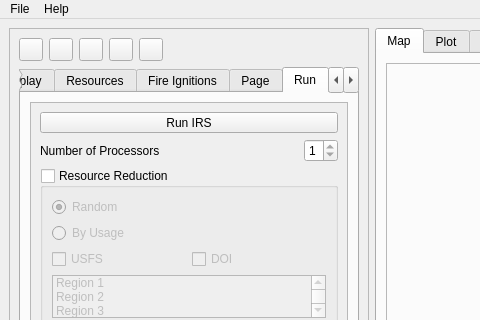
Before: the Qt Designer form irs/src/gui/omffr_gui.ui in firelab/wfips, drawn with Qt 5; both pictures show x 0 to 480 and y 0 to 320 of the 1070 by 833 pixel window.
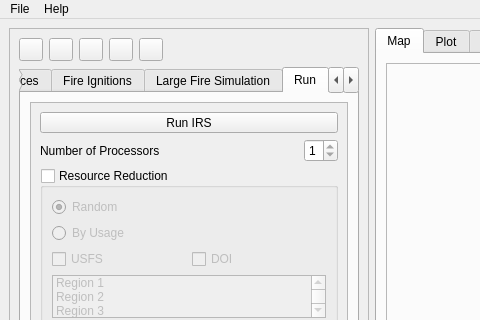
After: the same form once the commit is applied. The open tabs and pages were chosen to show the change. Custom widgets are drawn as their Qt base class.

Commit message: Label large fire, set display as default tab

The edit to the form file:
```diff
--- a/irs/src/gui/omffr_gui.ui
+++ b/irs/src/gui/omffr_gui.ui
@@ -1116,7 +1116,7 @@
          </widget>
          <widget class="QWidget" name="largeFireTab">
           <attribute name="title">
-           <string>Page</string>
+           <string>Large Fire Simulation</string>
           </attribute>
           <layout class="QVBoxLayout" name="verticalLayout_18">
            <item>
```
Left out of the diff: 15 changed lines with no effect on the pictures.
